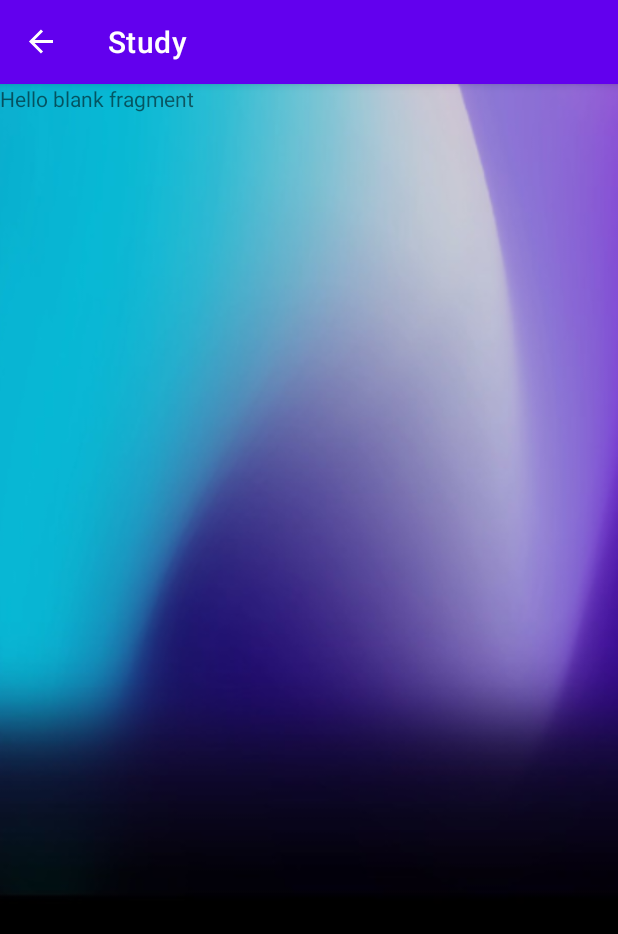
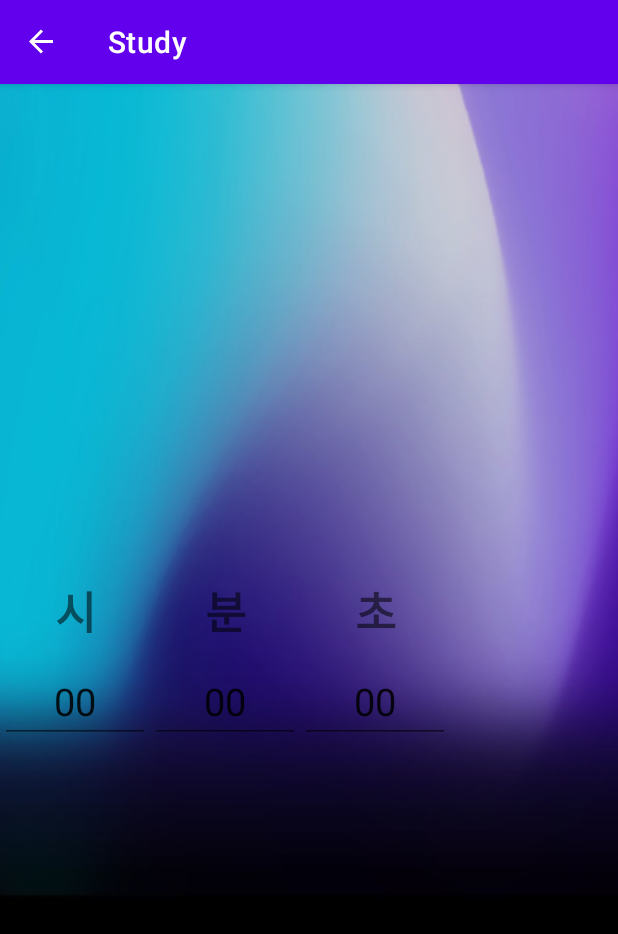
Before and after one commit to choikt/-Object-Oriented-PJ, an Android app: the SutdyFragment screen opened through its navigation route, on a phone screen of 412 x 824 dp. Shown: the top 934 px of the screen. Run offline under Robolectric (Android 15) with nearby library versions, the phone set to English and light mode, and no system bars; our stand-ins replace navigation-ui.

Commit message:
test 입니다.

```diff
--- a/app/src/main/java/com/example/object_oriented_pj_10/SutdyFragment.kt
+++ b/app/src/main/java/com/example/object_oriented_pj_10/SutdyFragment.kt
@@ -34,7 +34,7 @@ class SutdyFragment : Fragment() {
         savedInstanceState: Bundle?
     ): View? {
         // Inflate the layout for this fragment
-        return inflater.inflate(R.layout.fragment_sutdy, container, false)
+        return inflater.inflate(R.layout.fragment_study, container, false)
     }
 
     companion object {
--- /dev/null
+++ b/app/src/main/res/layout/fragment_study.xml
@@ -0,0 +1,99 @@
+<?xml version="1.0" encoding="utf-8"?>
+<androidx.constraintlayout.widget.ConstraintLayout xmlns:android="http://schemas.android.com/apk/res/android"
+    xmlns:app="http://schemas.android.com/apk/res-auto"
+    xmlns:tools="http://schemas.android.com/tools"
+    android:layout_width="match_parent"
+    android:layout_height="match_parent"
+    tools:context=".CookFragment">
+
+
+    <LinearLayout
+        android:id="@+id/linearLayout3"
+        android:layout_width="match_parent"
+        android:layout_height="wrap_content"
+        app:layout_constraintBottom_toBottomOf="parent"
+        app:layout_constraintTop_toTopOf="parent"
+        tools:layout_editor_absoluteX="1dp">
+
+        <LinearLayout
+            android:id="@+id/settingLayout"
+            android:layout_width="wrap_content"
+            android:layout_height="wrap_content"
+            android:orientation="vertical">
+
+
+            <LinearLayout
+                android:layout_width="wrap_content"
+                android:layout_height="wrap_content"
+                android:gravity="center"
+                android:orientation="horizontal">
+
+                <TextView
+                    android:layout_width="100dp"
+                    android:layout_height="wrap_content"
+                    android:gravity="center"
+                    android:text="시"
+                    android:textSize="30sp"
+                    android:textStyle="bold" />
+
+                <TextView
+                    android:layout_width="100dp"
+                    android:layout_height="wrap_content"
+                    android:gravity="center"
+                    android:text="분"
+                    android:textSize="30sp"
+                    android:textStyle="bold" />
+
+                <TextView
+                    android:layout_width="100dp"
+                    android:layout_height="wrap_content"
+                    android:gravity="center"
+                    android:text="초"
+                    android:textSize="30sp"
+                    android:textStyle="bold" />
+            </LinearLayout>
+
+            <LinearLayout
+                android:layout_width="wrap_content"
+                android:layout_height="wrap_content"
+                android:layout_marginTop="10dp"
+                android:gravity="center"
+                android:orientation="horizontal">
+
+                <EditText
+                    android:id="@+id/hourEdit"
+                    android:layout_width="100dp"
+                    android:layout_height="wrap_content"
+                    android:gravity="center"
+                    android:inputType="number"
+                    android:selectAllOnFocus="true"
+                    android:text="00"
+                    android:textSize="25sp" />
+
+                <EditText
+                    android:id="@+id/minEdit"
+                    android:layout_width="100dp"
+                    android:layout_height="wrap_content"
+                    android:gravity="center"
+                    android:inputType="number"
+                    android:selectAllOnFocus="true"
+                    android:text="00"
+                    android:textSize="25sp" />
+
+                <EditText
+                    android:id="@+id/secEdit"
+                    android:layout_width="100dp"
+                    android:layout_height="wrap_content"
+                    android:gravity="center"
+                    android:inputType="number"
+                    android:selectAllOnFocus="true"
+                    android:text="00"
+                    android:textSize="25sp" />
+            </LinearLayout>
+
+        </LinearLayout>
+
+    </LinearLayout>
+
+
+</androidx.constraintlayout.widget.ConstraintLayout>
--- a/app/src/main/res/layout/fragment_sutdy.xml
+++ /dev/null
@@ -1,14 +0,0 @@
-<?xml version="1.0" encoding="utf-8"?>
-<FrameLayout xmlns:android="http://schemas.android.com/apk/res/android"
-    xmlns:tools="http://schemas.android.com/tools"
-    android:layout_width="match_parent"
-    android:layout_height="match_parent"
-    tools:context=".SutdyFragment">
-
-    <!-- TODO: Update blank fragment layout -->
-    <TextView
-        android:layout_width="match_parent"
-        android:layout_height="match_parent"
-        android:text="@string/hello_blank_fragment" />
-
-</FrameLayout>
--- a/app/src/main/res/navigation/nav_main.xml
+++ b/app/src/main/res/navigation/nav_main.xml
@@ -24,7 +24,7 @@
         android:id="@+id/sutdyFragment"
         android:name="com.example.object_oriented_pj_10.SutdyFragment"
         android:label="Study"
-        tools:layout="@layout/fragment_sutdy" />
+        tools:layout="@layout/fragment_study" />
     <fragment
         android:id="@+id/cookFragment"
         android:name="com.example.object_oriented_pj_10.CookFragment"
```
